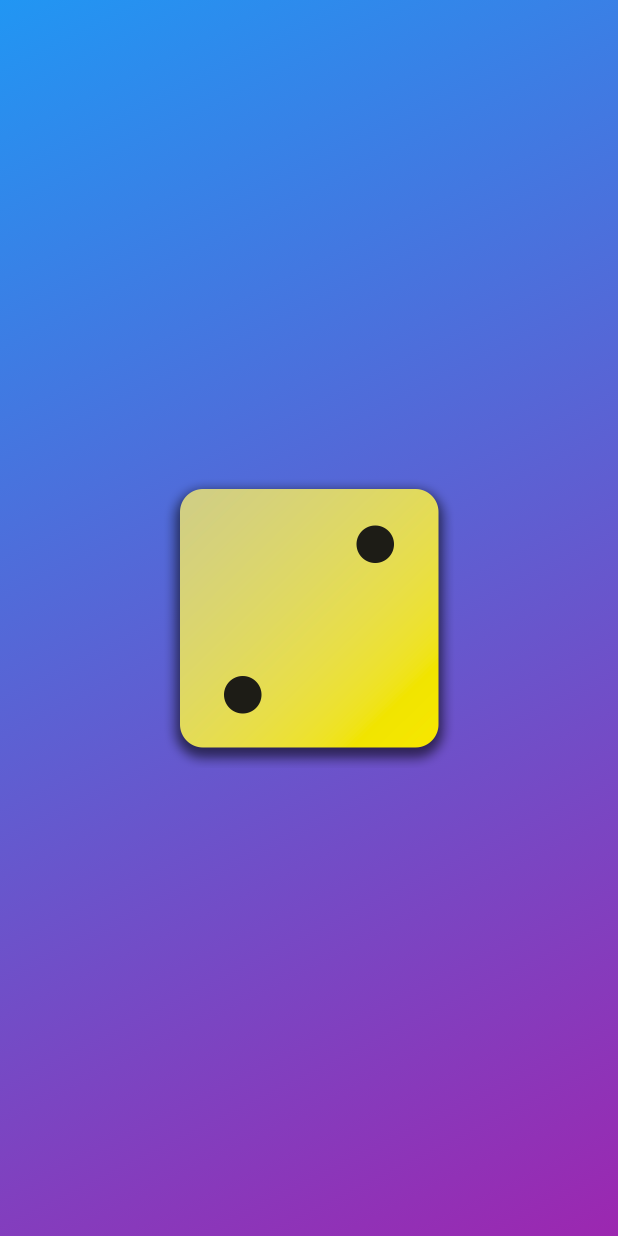
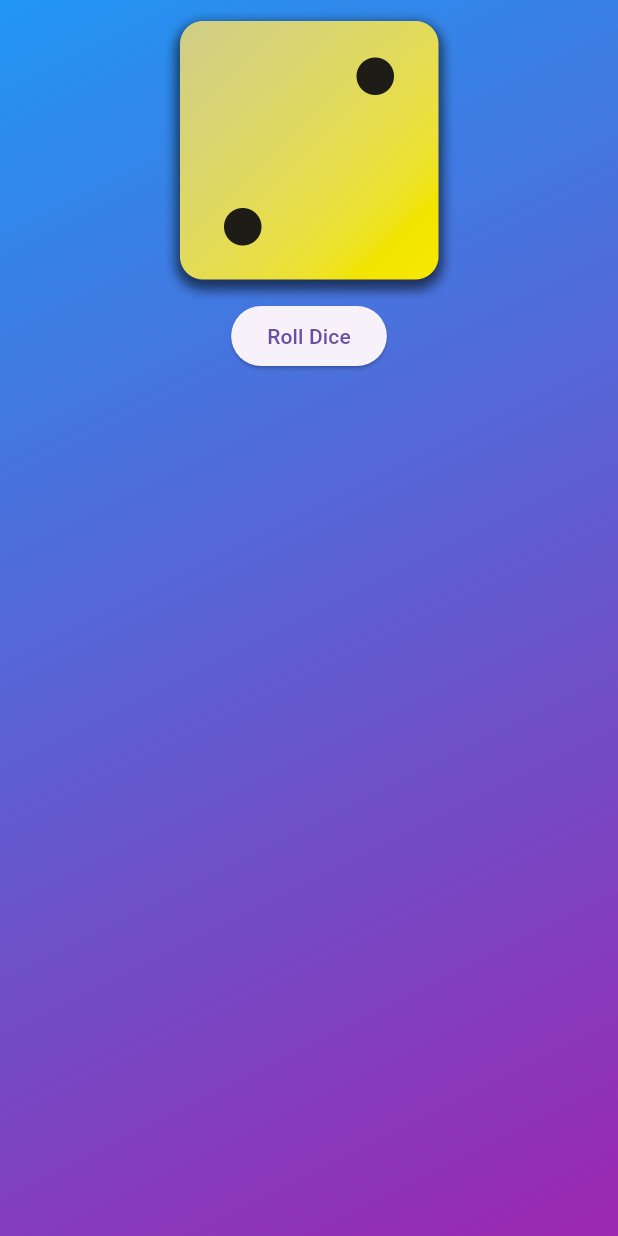
Before and after one commit to m0rb1u5/roll-dice-app, a Flutter app: the screen it shows after launch, on a phone screen of 412 x 824 dp. Run offline on Flutter 3.47's test engine with Material 3 defaults, Android fonts, the phone set to English and light mode, and no system bars.

Commit message:
Adding Buttons & Using Functions As Values

```diff
--- a/lib/gradient_container.dart
+++ b/lib/gradient_container.dart
@@ -10,6 +10,8 @@
   static const Alignment startAlignment = Alignment.topLeft;
   static const Alignment endAlignment = Alignment.bottomRight;
 
+  void rollDice() {}
+
   @override
   Widget build(BuildContext context) {
     return Container(
@@ -21,11 +23,18 @@
         ),
       ),
       child: Center(
-        child: Image.asset(
-          'assets/images/dice-2.png',
-          width: 200,
-        ),
-      ),
+          child: Column(
+        children: [
+          Image.asset(
+            'assets/images/dice-2.png',
+            width: 200,
+          ),
+          ElevatedButton(
+            onPressed: rollDice,
+            child: const Text('Roll Dice'),
+          )
+        ],
+      )),
     );
   }
 }
```
